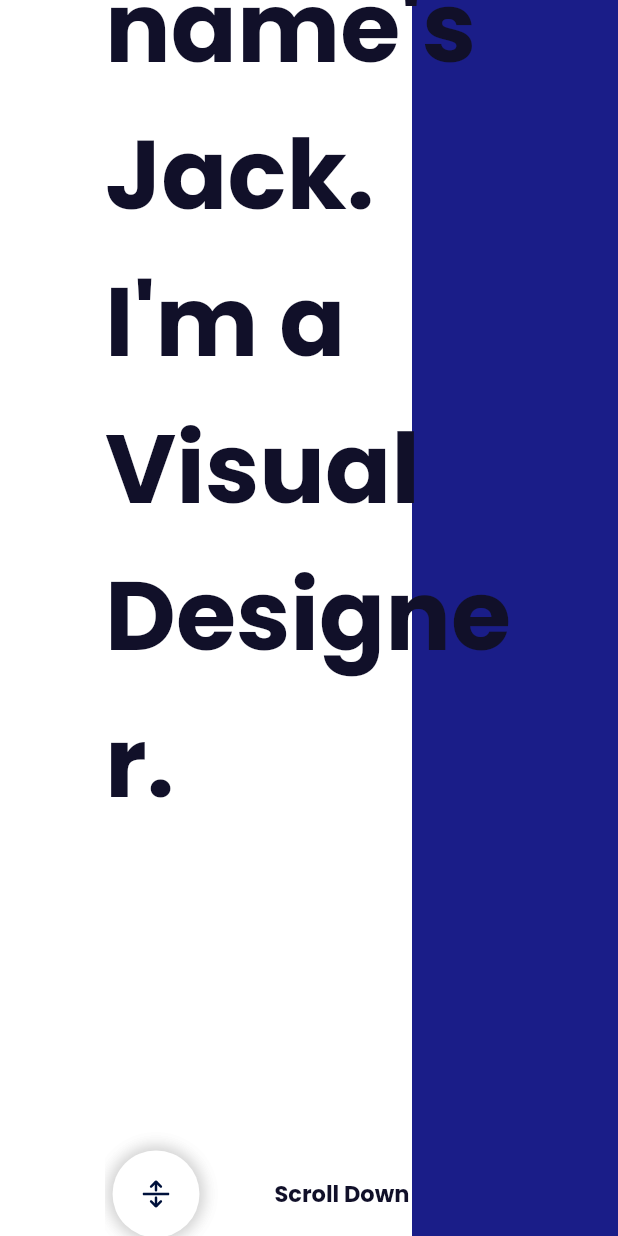
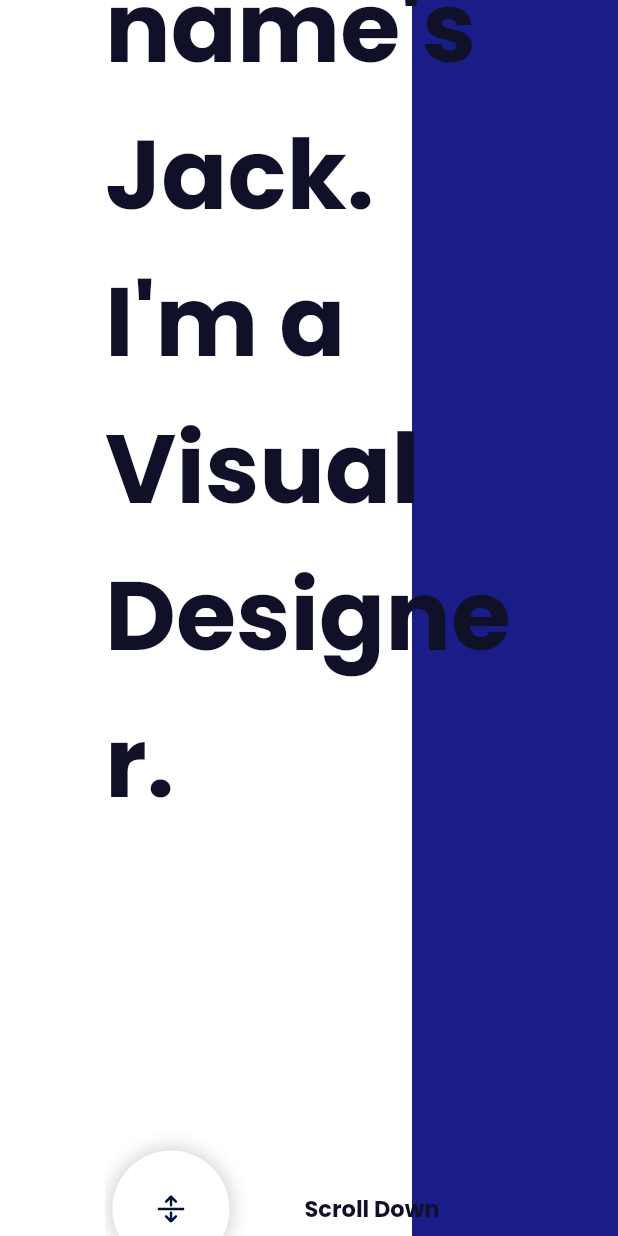
Before and after one commit to this-kin/folio, a Flutter app: the LargeScreen screen opened directly, scrolled down 576 dp, on a phone screen of 412 x 824 dp. Run offline on Flutter 3.47's test engine with Material 2 defaults, Android fonts, the phone set to English and light mode, and no system bars; our stand-ins replace flutter_svg, get, google_fonts.

Commit message:
seperated widgets

```diff
--- a/lib/core/exports.dart
+++ b/lib/core/exports.dart
@@ -2,7 +2,7 @@ export 'package:flutter/material.dart';
 export 'package:portfolio/core/routes.dart';
 export 'package:portfolio/core/theme.dart';
 export 'package:flutter/services.dart';
-export 'package:portfolio/widgets/large_widgets/large_screen.dart';
+export 'package:portfolio/modules/large_screen.dart';
 export 'package:portfolio/widgets/responsive_widget.dart';
 export 'package:portfolio/widgets/small_widgets/small_screen.dart';
 export 'package:flutter_svg/flutter_svg.dart';
--- /dev/null
+++ b/lib/modules/large_screen.dart
@@ -0,0 +1,86 @@
+import 'package:get/get.dart';
+import 'package:portfolio/constants/color_constant.dart';
+import 'package:portfolio/constants/controller.dart';
+import 'package:portfolio/core/exports.dart';
+import 'package:portfolio/widgets/custom_button.dart';
+import 'package:portfolio/widgets/large_widgets/first_widget.dart';
+import 'package:portfolio/widgets/large_widgets/large_background.dart';
+import 'package:portfolio/widgets/large_widgets/large_drawer.dart';
+
+class LargeScreen extends StatefulWidget {
+  const LargeScreen({Key key}) : super(key: key);
+
+  @override
+  State<LargeScreen> createState() => _LargeScreenState();
+}
+
+class _LargeScreenState extends State<LargeScreen>
+    with SingleTickerProviderStateMixin {
+  //
+  AnimationController _controller;
+
+  @override
+  void initState() {
+    super.initState();
+    _controller = AnimationController(
+        vsync: this, duration: const Duration(milliseconds: 500));
+  }
+
+  @override
+  Widget build(BuildContext context) {
+    final theme = Theme.of(context);
+    return AnnotatedRegion<SystemUiOverlayStyle>(
+      value: const SystemUiOverlayStyle(
+        statusBarIconBrightness: Brightness.dark,
+        statusBarBrightness: Brightness.light,
+        statusBarColor: Colors.transparent,
+      ),
+      child: Obx(
+        () => Scaffold(
+            key: appController.globalKey.value,
+            drawer: const LargeDrawer(),
+            body: Stack(
+              children: [
+                const BackgroundPattern(),
+                Container(
+                  padding: const EdgeInsets.symmetric(horizontal: 70),
+                  child: ScrollConfiguration(
+                    behavior: ScrollConfiguration.of(context)
+                        .copyWith(scrollbars: false),
+                    child: SingleChildScrollView(
+                      child: Column(
+                        crossAxisAlignment: CrossAxisAlignment.start,
+                        children: [
+                          const FirstWidget(),
+                          const SizedBox(height: 320),
+                          Row(
+                            children: [
+                              Container(
+                                height: 2,
+                                width: 70,
+                                decoration:
+                                    const BoxDecoration(color: purpleColor),
+                              ),
+                              const SizedBox(width: 20),
+                              const Text(
+                                "What I Do",
+                                style: TextStyle(
+                                  color: purpleColor,
+                                  fontSize: 17,
+                                  fontWeight: FontWeight.w900,
+                                ),
+                              )
+                            ],
+                          ),
+                          const SizedBox(height: 500),
+                        ],
+                      ),
+                    ),
+                  ),
+                )
+              ],
+            )),
+      ),
+    );
+  }
+}
--- a/lib/widgets/custom_button.dart
+++ b/lib/widgets/custom_button.dart
@@ -87,13 +87,13 @@ class ScrollButton extends StatelessWidget {
         boxShadow: [
           BoxShadow(
             color: Color.fromRGBO(0, 0, 0, 0.1),
-            blurRadius: 8,
-            spreadRadius: 3,
+            blurRadius: 10,
+            spreadRadius: 1,
           ),
           BoxShadow(
             color: Color.fromRGBO(0, 0, 0, 0.1),
-            blurRadius: 8,
-            spreadRadius: 3,
+            blurRadius: 10,
+            spreadRadius: 1,
           ),
         ],
       ),
@@ -103,7 +103,7 @@ class ScrollButton extends StatelessWidget {
           onTap: onPressed,
           borderRadius: BorderRadius.circular(50),
           child: Padding(
-            padding: const EdgeInsets.all(20),
+            padding: const EdgeInsets.all(30),
             child: SvgPicture.asset(
               ConstanceData.scroll,
               height: 18,
@@ -135,7 +135,6 @@ class CustomTextButton extends StatelessWidget {
       mainAxisAlignment: MainAxisAlignment.center,
       children: [
         const SizedBox(width: 100),
-        const Spacer(),
         SvgPicture.asset(
           icon,
           fit: BoxFit.scaleDown,
@@ -153,7 +152,6 @@ class CustomTextButton extends StatelessWidget {
             ),
           ),
         ),
-        const Spacer(),
       ],
     );
   }
--- /dev/null
+++ b/lib/widgets/large_widgets/first_widget.dart
@@ -0,0 +1,137 @@
+import 'package:get/get_state_manager/src/rx_flutter/rx_obx_widget.dart';
+import 'package:portfolio/constants/color_constant.dart';
+import 'package:portfolio/constants/controller.dart';
+import 'package:portfolio/core/exports.dart';
+import 'package:portfolio/widgets/custom_button.dart';
+
+class FirstWidget extends StatefulWidget {
+  const FirstWidget({Key key}) : super(key: key);
+
+  @override
+  State<FirstWidget> createState() => _FirstWidgetState();
+}
+
+class _FirstWidgetState extends State<FirstWidget>
+    with SingleTickerProviderStateMixin {
+  //
+  AnimationController _controller;
+
+  @override
+  void initState() {
+    super.initState();
+    _controller = AnimationController(
+        vsync: this, duration: const Duration(milliseconds: 500));
+  }
+
+  @override
+  Widget build(BuildContext context) {
+    final theme = Theme.of(context);
+    return Column(
+      crossAxisAlignment: CrossAxisAlignment.start,
+      children: [
+        const SizedBox(height: 50),
+        Row(
+          children: [
+            SvgPicture.asset(
+              ConstanceData.appicon,
+              fit: BoxFit.scaleDown,
+            ),
+            const SizedBox(width: 80),
+            SocialButton(
+              icon: ConstanceData.dribble,
+              title: 'Dribble',
+              onPressed: () {
+                // open dribbble
+              },
+            ),
+            const SizedBox(width: 70),
+            SocialButton(
+              icon: ConstanceData.instagram,
+              title: 'Instagram',
+              onPressed: () {
+                // open instagram
+              },
+            ),
+            const Spacer(),
+            Obx(() {
+              return AnimatedContainer(
+                decoration: BoxDecoration(
+                  color:
+                      appController.isOpen.value ? purpleColor : transparency,
+                  shape: BoxShape.circle,
+                ),
+                duration: const Duration(milliseconds: 500),
+                child: RoundButton(
+                  onPressed: () {
+                    if (!appController.isOpen.value) {
+                      appController.openDrawer();
+                      _controller.forward();
+                    }
+                    appController.openDrawer();
+                    _controller.forward();
+                  },
+                  icon: AnimatedIcon(
+                    icon: AnimatedIcons.menu_close,
+                    color: theme.backgroundColor,
+                    progress: _controller,
+                  ),
+                ),
+              );
+            })
+          ],
+        ),
+        const SizedBox(height: 170),
+        Row(
+          children: [
+            Container(
+              height: 2,
+              width: 70,
+              decoration: const BoxDecoration(color: purpleColor),
+            ),
+            const SizedBox(width: 20),
+            const Text(
+              "Jack Gross",
+              style: TextStyle(
+                color: purpleColor,
+                fontSize: 17,
+                fontWeight: FontWeight.w900,
+              ),
+            )
+          ],
+        ),
+        const SizedBox(height: 50),
+        const Text(
+          "Hello, my\nname's Jack.\nI'm a Visual\nDesigner.",
+          style: TextStyle(
+            color: blackColor,
+            height: 0,
+            fontSize: 65,
+            fontWeight: FontWeight.bold,
+          ),
+        ),
+        const SizedBox(height: 210),
+        Padding(
+          padding: const EdgeInsets.only(left: 5),
+          child: Row(
+            children: [
+              ScrollButton(
+                onPressed: () {
+                  // scroll down
+                },
+              ),
+              const SizedBox(width: 50),
+              const Text(
+                "Scroll Down",
+                style: TextStyle(
+                  color: blackColor,
+                  fontSize: 15,
+                  fontWeight: FontWeight.w700,
+                ),
+              ),
+            ],
+          ),
+        ),
+      ],
+    );
+  }
+}
--- a/lib/widgets/large_widgets/large_screen.dart
+++ /dev/null
@@ -1,168 +0,0 @@
-import 'package:get/get.dart';
-import 'package:portfolio/constants/color_constant.dart';
-import 'package:portfolio/constants/controller.dart';
-import 'package:portfolio/core/exports.dart';
-import 'package:portfolio/widgets/custom_button.dart';
-import 'package:portfolio/widgets/large_widgets/large_background.dart';
-import 'package:portfolio/widgets/large_widgets/large_drawer.dart';
-
-class LargeScreen extends StatefulWidget {
-  const LargeScreen({Key key}) : super(key: key);
-
-  @override
-  State<LargeScreen> createState() => _LargeScreenState();
-}
-
-class _LargeScreenState extends State<LargeScreen>
-    with SingleTickerProviderStateMixin {
-  //
-  AnimationController _controller;
-
-  @override
-  void initState() {
-    super.initState();
-    _controller = AnimationController(
-        vsync: this, duration: const Duration(milliseconds: 500));
-  }
-
-  @override
-  Widget build(BuildContext context) {
-    final theme = Theme.of(context);
-    return AnnotatedRegion<SystemUiOverlayStyle>(
-      value: const SystemUiOverlayStyle(
-        statusBarIconBrightness: Brightness.dark,
-        statusBarBrightness: Brightness.light,
-        statusBarColor: Colors.transparent,
-      ),
-      child: Obx(
-        () => Scaffold(
-            key: appController.globalKey.value,
-            drawer: const LargeDrawer(),
-            body: Stack(
-              children: [
-                const BackgroundPattern(),
-                Container(
-                  padding: const EdgeInsets.symmetric(horizontal: 70),
-                  child: ScrollConfiguration(
-                    behavior: ScrollConfiguration.of(context)
-                        .copyWith(scrollbars: false),
-                    child: SingleChildScrollView(
-                      child: Column(
-                        crossAxisAlignment: CrossAxisAlignment.start,
-                        children: [
-                          const SizedBox(height: 50),
-                          Row(
-                            children: [
-                              SvgPicture.asset(
-                                ConstanceData.appicon,
-                                fit: BoxFit.scaleDown,
-                              ),
-                              const SizedBox(width: 70),
-                              SocialButton(
-                                icon: ConstanceData.dribble,
-                                title: 'Dribble',
-                                onPressed: () {
-                                  // open dribbble
-                                },
-                              ),
-                              const SizedBox(width: 70),
-                              SocialButton(
-                                icon: ConstanceData.instagram,
-                                title: 'Instagram',
-                                onPressed: () {
-                                  // open instagram
-                                },
-                              ),
-                              const Spacer(),
-                              Obx(() {
-                                return AnimatedContainer(
-                                  decoration: BoxDecoration(
-                                    color: appController.isOpen.value
-                                        ? purpleColor
-                                        : transparency,
-                                    shape: BoxShape.circle,
-                                  ),
-                                  duration: const Duration(milliseconds: 500),
-                                  child: RoundButton(
-                                    onPressed: () {
-                                      if (!appController.isOpen.value) {
-                                        appController.openDrawer();
-                                        _controller.forward();
-                                      }
-                                      appController.openDrawer();
-                                      _controller.forward();
-                                    },
-                                    icon: AnimatedIcon(
-                                      icon: AnimatedIcons.menu_close,
-                                      color: theme.backgroundColor,
-                                      progress: _controller,
-                                    ),
-                                  ),
-                                );
-                              })
-                            ],
-                          ),
-                          const SizedBox(height: 170),
-                          Row(
-                            children: [
-                              Container(
-                                height: 2,
-                                width: 70,
-                                decoration:
-                                    const BoxDecoration(color: purpleColor),
-                              ),
-                              const SizedBox(width: 20),
-                              const Text(
-                                "Jack Gross",
-                                style: TextStyle(
-                                  color: purpleColor,
-                                  fontSize: 17,
-                                  fontWeight: FontWeight.w900,
-                                ),
-                              )
-                            ],
-                          ),
-                          const SizedBox(height: 50),
-                          const Text(
-                            "Hello, my\nname's Jack.\nI'm a Visual\nDesigner.",
-                            style: TextStyle(
-                              color: blackColor,
-                              height: 0,
-                              fontSize: 65,
-                              fontWeight: FontWeight.bold,
-                            ),
-                          ),
-                          const SizedBox(height: 210),
-                          Padding(
-                            padding: const EdgeInsets.only(left: 5),
-                            child: Row(
-                              children: [
-                                ScrollButton(
-                                  onPressed: () {
-                                    // scroll down
-                                  },
-                                ),
-                                const SizedBox(width: 50),
-                                const Text(
-                                  "Scroll Down",
-                                  style: TextStyle(
-                                    color: blackColor,
-                                    fontSize: 15,
-                                    fontWeight: FontWeight.w700,
-                                  ),
-                                ),
-                              ],
-                            ),
-                          ),
-                          const SizedBox(height: 500),
-                        ],
-                      ),
-                    ),
-                  ),
-                )
-              ],
-            )),
-      ),
-    );
-  }
-}
```
Also changed, not shown: lib/core/theme.dart (+54 -0 lines), lib/widgets/large_widgets/large_drawer.dart (+81 -4 lines), lib/widgets/large_widgets/second_screen.dart (added).
